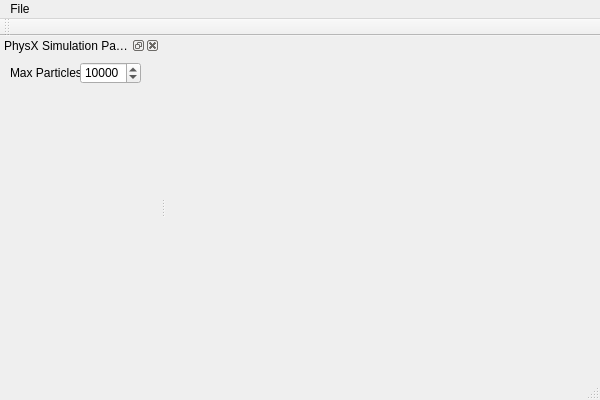
This is particlefluids.ui in bwasty/particle-fluids as Qt 5 draws it before an edit. The edited form follows.
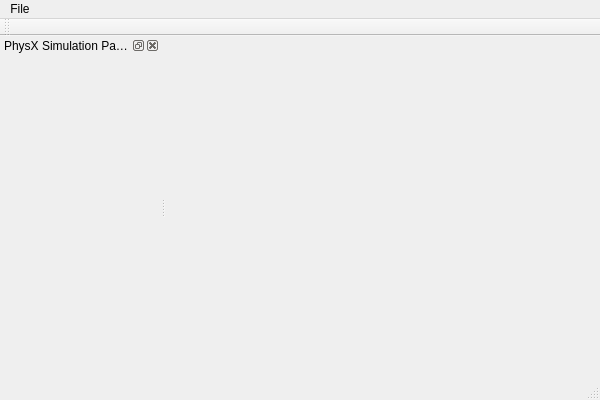
This is the edited form.

Commit message: box surrounding fluid, sim speed, removed placeholder in dockwidget

```diff
--- a/particlefluids.ui
+++ b/particlefluids.ui
@@ -53,43 +53,7 @@
    <attribute name="dockWidgetArea">
     <number>1</number>
    </attribute>
-   <widget class="QWidget" name="dockWidgetContents">
-    <widget class="QLabel" name="label">
-     <property name="geometry">
-      <rect>
-       <x>10</x>
-       <y>10</y>
-       <width>71</width>
-       <height>16</height>
-      </rect>
-     </property>
-     <property name="text">
-      <string>Max Particles</string>
-     </property>
-    </widget>
-    <widget class="QSpinBox" name="spinBox">
-     <property name="geometry">
-      <rect>
-       <x>80</x>
-       <y>7</y>
-       <width>61</width>
-       <height>22</height>
-      </rect>
-     </property>
-     <property name="accelerated">
-      <bool>true</bool>
-     </property>
-     <property name="maximum">
-      <number>1000000</number>
-     </property>
-     <property name="singleStep">
-      <number>200</number>
-     </property>
-     <property name="value">
-      <number>10000</number>
-     </property>
-    </widget>
-   </widget>
+   <widget class="QWidget" name="dockWidgetContents"/>
   </widget>
   <action name="actionExit">
    <property name="text">
```
The commit also changes 2 other files.
